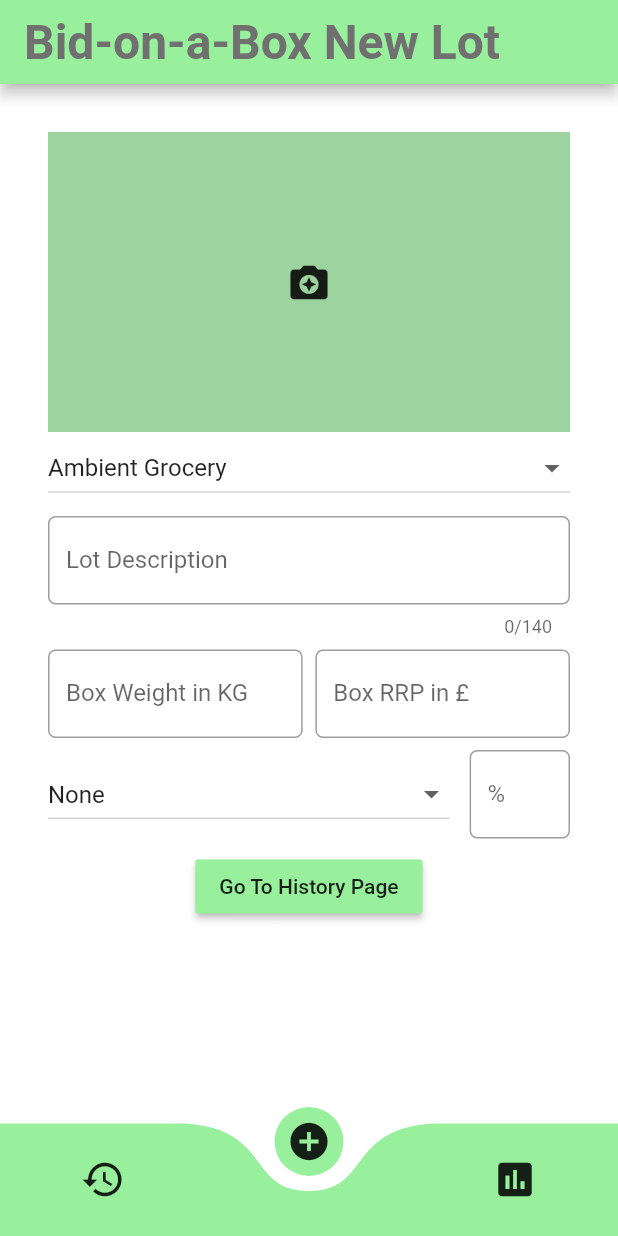
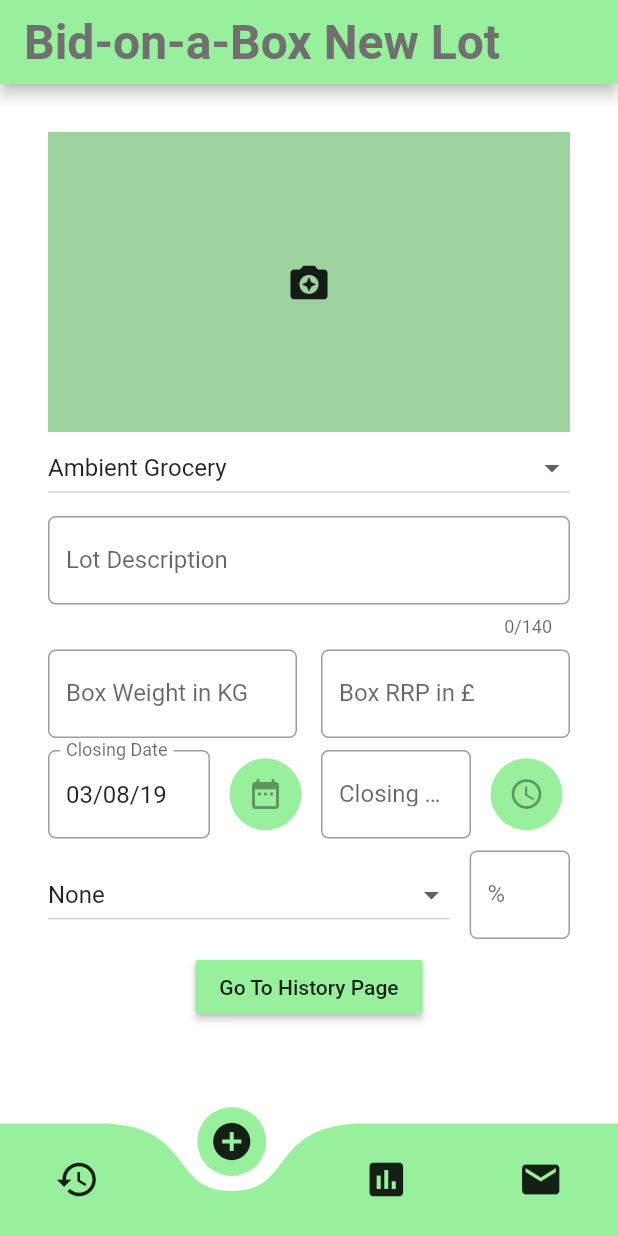
Before and after one commit to Tezza27/bid_on_a_box_supermarket, a Flutter app: the screen it shows after launch, item 2 of the bottom bar chosen, on a phone screen of 412 x 824 dp. Run offline on Flutter 3.47's test engine with Material 2 defaults, Android fonts, the phone set to English and light mode, and no system bars; drawn by our look-alikes of curved_navigation_bar.

Commit message:
More work done on the new lot screen, adding closing date and time fields with icon buttons that will initiate date and time pickers (not yet functional). A contact page has also been added (currently unfinished).

```diff
--- a/lib/main.dart
+++ b/lib/main.dart
@@ -3,6 +3,7 @@ import './history_screen.dart';
 import './new_lot_screen.dart';
 import './analysis_screen.dart';
 import './utils/colours.dart';
+import './contact_screen.dart';
 import 'package:curved_navigation_bar/curved_navigation_bar.dart';
 
 void main(){
@@ -119,7 +120,7 @@ class BottomNavBar extends StatefulWidget {
 
 class _BottomNavBarState extends State<BottomNavBar> {
   int _page = 0;
-  final _pageOption = [HistoryScreen(), NewLotScreen(), AnalysisScreen()];
+  final _pageOption = [HistoryScreen(), NewLotScreen(), AnalysisScreen(), ContactScreen()];
 
   @override
   Widget build(BuildContext context) {
@@ -131,7 +132,8 @@ class _BottomNavBarState extends State<BottomNavBar> {
         items: <Widget>[
           Icon(Icons.history, size: 30),
           Icon(Icons.add_circle, size: 30),
-          Icon(Icons.assessment, size: 30)
+          Icon(Icons.assessment, size: 30),
+          Icon(Icons.mail, size: 30)
         ],
         onTap: (index) {
           setState(() {
--- a/lib/new_lot_screen.dart
+++ b/lib/new_lot_screen.dart
@@ -1,6 +1,8 @@
 import 'package:flutter/material.dart';
 import 'history_screen.dart';
 import './utils/colours.dart';
+import 'package:intl/intl.dart';
+import 'dart:async';
 
 class NewLotScreen extends StatefulWidget {
   @override
@@ -11,6 +13,8 @@ class NewLotScreen extends StatefulWidget {
 
 class _NewLotState extends State<NewLotScreen> {
   var _formKey = GlobalKey<FormState>();
+  DateTime _currentDate = DateTime.now();
+  TimeOfDay _closingTime = TimeOfDay(hour: 21, minute: 00);
   var _boxContentsTypes = [
     "Ambient Grocery",
     "Butchery",
@@ -36,18 +40,23 @@ class _NewLotState extends State<NewLotScreen> {
     "Charity 9",
     "Charity 10"
   ];
+  DateTime closingDate;
   var _currentBoxTypeSelected = "";
   var _currentCharityNameSelected = "";
-  TextEditingController descriptionController = TextEditingController();
-  TextEditingController weightController = TextEditingController();
-  TextEditingController priceController = TextEditingController();
-  TextEditingController charityPCController = TextEditingController();
+  TextEditingController _descriptionController = TextEditingController();
+  TextEditingController _weightController = TextEditingController();
+  TextEditingController _priceController = TextEditingController();
+  TextEditingController _charityPCController = TextEditingController();
+  TextEditingController _closingDateController = TextEditingController();
+  TextEditingController _closingTimeController = TextEditingController();
 
   @override
   void initState() {
     super.initState();
     _currentBoxTypeSelected = _boxContentsTypes[0];
     _currentCharityNameSelected = _charityNames[0];
+    _closingDateController.text = DateFormat('dd/MM/yy').format(_currentDate);
+    //_closingTimeController.text = _closingTime.toString("HH\:mm");
   }
 
   @override
@@ -61,6 +70,7 @@ class _NewLotState extends State<NewLotScreen> {
                   padding: const EdgeInsets.all(32.0),
                   child: Column(children: <Widget>[
                     Container(
+                      //Image holder with camera icon
                       height: 200.0,
                       color: accent_01Color,
                       child: Center(
@@ -70,6 +80,7 @@ class _NewLotState extends State<NewLotScreen> {
                       ),
                     ),
                     DropdownButton<String>(
+                      //Box type selector
                       isExpanded: true,
                       items: _boxContentsTypes.map((String value) {
                         return DropdownMenuItem<String>(
@@ -85,15 +96,14 @@ class _NewLotState extends State<NewLotScreen> {
                     Padding(
                       padding: const EdgeInsets.only(top: 8.0),
                       child: TextFormField(
+                        //Box description/notes
                         keyboardType: TextInputType.multiline,
                         maxLength: 140,
                         maxLines: null,
-                        controller: descriptionController,
+                        controller: _descriptionController,
                         decoration: InputDecoration(
                             labelText: "Lot Description",
-                            hintText:
-                                "Provide a general description of the contents",
-                            //labelStyle: ,
+                            hintText: "Provide notes/description for the lot",
                             border: OutlineInputBorder(
                                 borderRadius: BorderRadius.circular(5.0))),
                       ),
@@ -104,35 +114,101 @@ class _NewLotState extends State<NewLotScreen> {
                           mainAxisAlignment: MainAxisAlignment.spaceBetween,
                           children: <Widget>[
                             Flexible(
-                                flex: 20,
+                                flex: 1,
+                                child: Padding(
+                                  padding: const EdgeInsets.only(right: 8.0),
                                   child: TextFormField(
+                                    //Box weight input field
                                     keyboardType: TextInputType.number,
-                                  controller: weightController,
+                                    controller: _weightController,
                                     decoration: InputDecoration(
                                         labelText: "Box Weight in KG",
                                         hintText: "Weight in KG",
-                                      //labelStyle: ,
                                         border: OutlineInputBorder(
                                             borderRadius:
                                                 BorderRadius.circular(5.0))),
+                                  ),
                                 )),
                             Flexible(
                                 flex: 1,
-                              child: Container(),
-                            ),
-                            Flexible(
-                                flex: 20,
+                                child: Padding(
+                                  padding: const EdgeInsets.only(left: 8.0),
                                   child: TextFormField(
+                                    //Box retail price input field
                                     keyboardType: TextInputType.number,
-                                  controller: priceController,
+                                    controller: _priceController,
                                     decoration: InputDecoration(
                                         labelText: "Box RRP in £",
                                         hintText: "Retail price total",
-                                      //labelStyle: ,
                                         border: OutlineInputBorder(
                                             borderRadius:
                                                 BorderRadius.circular(5.0))),
+                                  ),
                                 ))
+                          ]),
+                    ),
+                    Padding(
+                      padding: const EdgeInsets.only(top: 8.0),
+                      child: Row(children: <Widget>[
+                        Flexible(
+                            flex: 4,
+                            child: Padding(
+                              padding: const EdgeInsets.only(right: 8.0),
+                              child: TextFormField(
+                                //Closing Date
+                                keyboardType: TextInputType.datetime,
+                                controller: _closingDateController,
+                                decoration: InputDecoration(
+                                    labelText: "Closing Date",
+                                    border: OutlineInputBorder(
+                                        borderRadius:
+                                            BorderRadius.circular(5.0))),
+                              ),
+                            )),
+                        Flexible(
+                            flex: 2,
+                            child: Center(
+                              child: Container(
+                                child: Ink(
+                                  decoration: ShapeDecoration(
+                                      shape: CircleBorder(),
+                                      color: Theme.of(context).buttonColor),
+                                  child: IconButton(
+                                      icon: Icon(Icons.date_range),
+                                      onPressed: null),
+                                ),
+                              ),
+                            )),
+                        Flexible(
+                            flex: 4,
+                            child: Padding(
+                              padding:
+                                  const EdgeInsets.only(right: 8.0, left: 8.0),
+                              child: TextFormField(
+                                keyboardType: TextInputType.number,
+                                controller: _closingTimeController,
+                                decoration: InputDecoration(
+                                    labelText: "Closing Time",
+                                    border: OutlineInputBorder(
+                                        borderRadius:
+                                            BorderRadius.circular(5.0))),
+                              ),
+                            )),
+                        Flexible(
+                          flex: 2,
+                          child: Center(
+                            child: Container(
+                              child: Ink(
+                                decoration: ShapeDecoration(
+                                    shape: CircleBorder(),
+                                    color: Theme.of(context).buttonColor),
+                                child: IconButton(
+                                    icon: Icon(Icons.access_time),
+                                    onPressed: null),
+                              ),
+                            ),
+                          ),
+                        )
                       ]),
                     ),
                     Padding(
@@ -143,6 +219,7 @@ class _NewLotState extends State<NewLotScreen> {
                             Flexible(
                                 flex: 20,
                                 child: DropdownButton<String>(
+                                  //Charity selector
                                   isExpanded: true,
                                   items: _charityNames.map((String value) {
                                     return DropdownMenuItem<String>(
@@ -152,7 +229,8 @@ class _NewLotState extends State<NewLotScreen> {
                                   }).toList(),
                                   value: _currentCharityNameSelected,
                                   onChanged: (String newCharitySelected) {
-                                    _onDropdownCharitySelected(newCharitySelected);
+                                    _onDropdownCharitySelected(
+                                        newCharitySelected);
                                   },
                                 )),
                             Flexible(
@@ -162,22 +240,22 @@ class _NewLotState extends State<NewLotScreen> {
                             Flexible(
                                 flex: 5,
                                 child: TextFormField(
+                                  //Charity percentage input field
                                   keyboardType: TextInputType.number,
-                                  controller: charityPCController,
+                                  controller: _charityPCController,
                                   decoration: InputDecoration(
                                       labelText: "%",
                                       hintText: "%",
-                                      //labelStyle: ,
                                       border: OutlineInputBorder(
                                           borderRadius:
                                               BorderRadius.circular(5.0))),
                                 )),
-
                           ]),
                     ),
                     Padding(
                       padding: const EdgeInsets.only(top: 8.0),
                       child: RaisedButton(
+                          //Upload lot to live auction and go to Account History Screen
                           child: Text("Go To History Page"),
                           onPressed: () {
                             Navigator.push(
@@ -195,6 +273,7 @@ class _NewLotState extends State<NewLotScreen> {
       this._currentBoxTypeSelected = newBoxTypeSelected;
     });
   }
+
   void _onDropdownCharitySelected(String newCharitySelected) {
     setState(() {
       this._currentCharityNameSelected = newCharitySelected;
--- a/pubspec.yaml
+++ b/pubspec.yaml
@@ -20,6 +20,8 @@ dependencies:
   flutter:
     sdk: flutter
   curved_navigation_bar: ^0.1.2 #latest version
+  intl: 0.15.8 #Time & Date formats
+  datetime_picker_formfield: ^0.1.8 #Date & Time picker
   # The following adds the Cupertino Icons font to your application.
   # Use with the CupertinoIcons class for iOS style icons.
   cupertino_icons: ^0.1.2
```
Also changed, not shown: pubspec.lock. Lines whose indentation alone changed are shown as unchanged.
